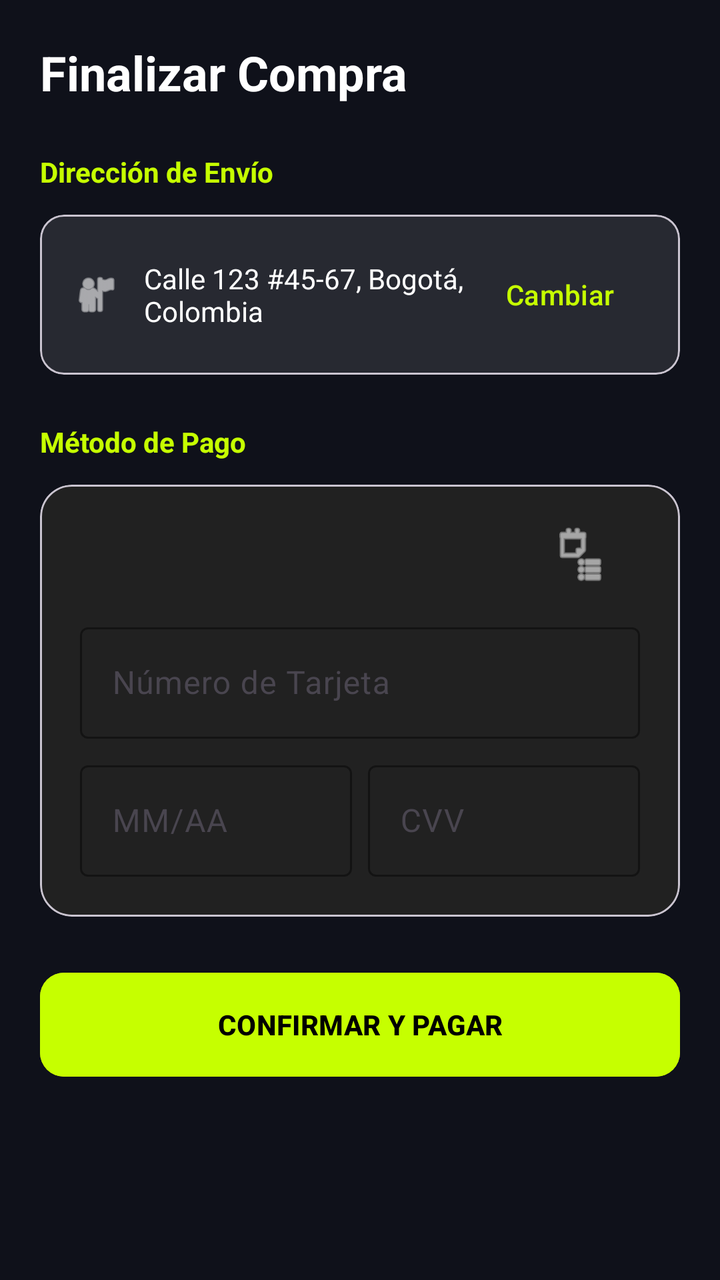
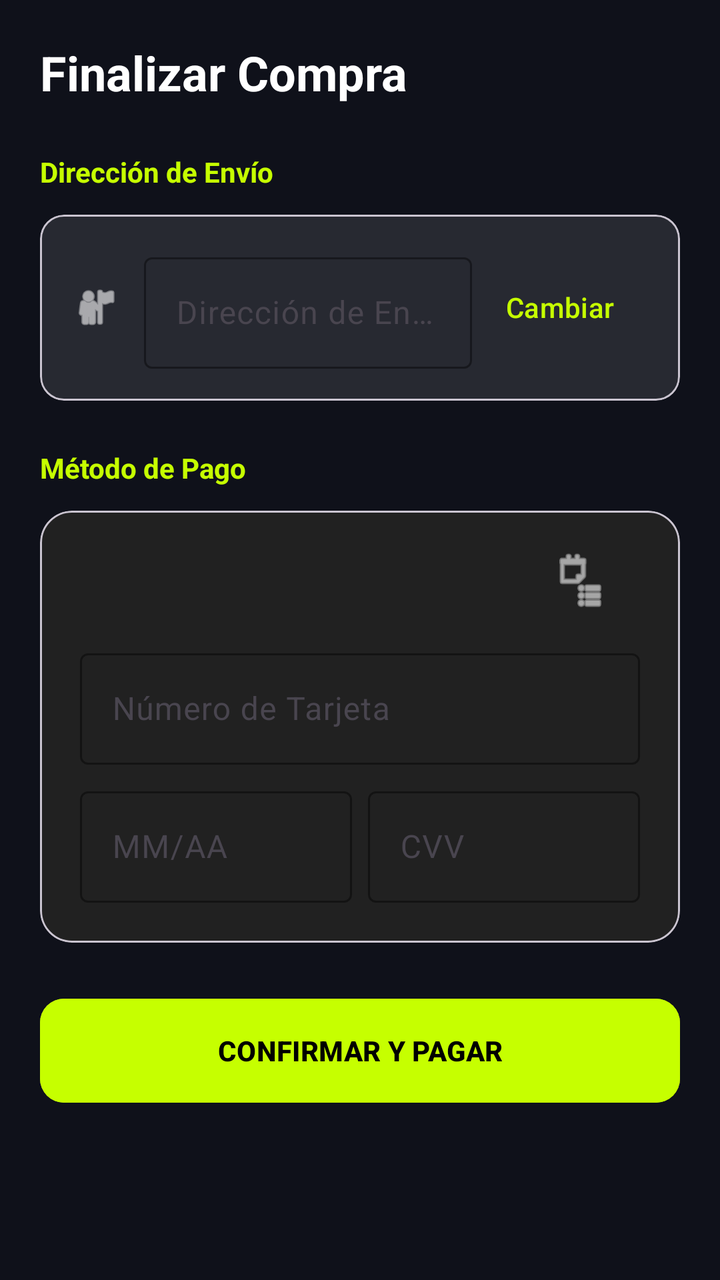

An Android layout rendered at two revisions. The XML below is the earlier revision; the diff shows what the commit changed to produce the second picture.
<!-- AndroidManifest.xml: application theme Theme.VoltCore -->
<!-- res/layout/fragment_checkout.xml -->
<?xml version="1.0" encoding="utf-8"?>
<androidx.core.widget.NestedScrollView xmlns:android="http://schemas.android.com/apk/res/android"
    xmlns:app="http://schemas.android.com/apk/res-auto"
    android:layout_width="match_parent"
    android:layout_height="match_parent"
    android:background="@color/volt_background">

    <LinearLayout
        android:layout_width="match_parent"
        android:layout_height="wrap_content"
        android:orientation="vertical"
        android:padding="20dp">

        <TextView
            android:layout_width="wrap_content"
            android:layout_height="wrap_content"
            android:text="Finalizar Compra"
            android:textColor="@color/white"
            android:textSize="24sp"
            android:textStyle="bold"
            android:layout_marginBottom="24dp"/>

        
        <TextView
            android:layout_width="wrap_content"
            android:layout_height="wrap_content"
            android:text="Dirección de Envío"
            android:textColor="@color/volt_primary"
            android:textStyle="bold"
            android:layout_marginBottom="12dp"/>

        <com.google.android.material.card.MaterialCardView
            android:layout_width="match_parent"
            android:layout_height="wrap_content"
            app:cardBackgroundColor="@color/glass_surface"
            app:cardCornerRadius="12dp"
            android:layout_marginBottom="24dp">
            <LinearLayout
                android:layout_width="match_parent"
                android:layout_height="wrap_content"
                android:orientation="horizontal"
                android:padding="16dp"
                android:gravity="center_vertical">
                <ImageView
                    android:layout_width="24dp"
                    android:layout_height="24dp"
                    android:src="@android:drawable/ic_menu_myplaces"
                    app:tint="@color/white"
                    android:contentDescription="Ubicación"/>
                <TextView
                    android:layout_width="0dp"
                    android:layout_height="wrap_content"
                    android:layout_weight="1"
                    android:layout_marginStart="12dp"
                    android:text="Calle 123 #45-67, Bogotá, Colombia"
                    android:textColor="@color/white" />
                <Button
                    style="@style/Widget.Material3.Button.TextButton"
                    android:layout_width="wrap_content"
                    android:layout_height="wrap_content"
                    android:text="Cambiar"
                    android:textColor="@color/volt_primary"/>
            </LinearLayout>
        </com.google.android.material.card.MaterialCardView>

        
        <TextView
            android:layout_width="wrap_content"
            android:layout_height="wrap_content"
            android:text="Método de Pago"
            android:textColor="@color/volt_primary"
            android:textStyle="bold"
            android:layout_marginBottom="12dp"/>

        <com.google.android.material.card.MaterialCardView
            android:layout_width="match_parent"
            android:layout_height="wrap_content"
            app:cardBackgroundColor="#212121"
            app:cardCornerRadius="16dp"
            android:layout_marginBottom="24dp">
            <LinearLayout
                android:layout_width="match_parent"
                android:layout_height="wrap_content"
                android:orientation="vertical"
                android:padding="20dp">
                <ImageView
                    android:layout_width="60dp"
                    android:layout_height="30dp"
                    android:layout_gravity="end"
                    android:src="@android:drawable/ic_menu_agenda"
                    app:tint="@color/white"
                    android:contentDescription="Tarjeta"/>
                <com.google.android.material.textfield.TextInputLayout
                    android:layout_width="match_parent"
                    android:layout_height="wrap_content"
                    android:hint="Número de Tarjeta"
                    style="@style/Widget.Material3.TextInputLayout.OutlinedBox"
                    android:layout_marginTop="16dp"
                    app:boxStrokeColor="@color/volt_primary"
                    app:hintTextColor="@color/volt_primary">
                    <com.google.android.material.textfield.TextInputEditText
                        android:layout_width="match_parent"
                        android:layout_height="wrap_content"
                        android:inputType="number"
                        android:textColor="@color/white" />
                </com.google.android.material.textfield.TextInputLayout>

                <LinearLayout
                    android:layout_width="match_parent"
                    android:layout_height="wrap_content"
                    android:orientation="horizontal"
                    android:layout_marginTop="8dp">
                    <com.google.android.material.textfield.TextInputLayout
                        android:layout_width="0dp"
                        android:layout_height="wrap_content"
                        android:layout_weight="1"
                        android:hint="MM/AA"
                        style="@style/Widget.Material3.TextInputLayout.OutlinedBox"
                        android:layout_marginEnd="8dp"
                        app:boxStrokeColor="@color/volt_primary"
                        app:hintTextColor="@color/volt_primary">
                        <com.google.android.material.textfield.TextInputEditText
                            android:layout_width="match_parent"
                            android:layout_height="wrap_content"
                            android:textColor="@color/white" />
                    </com.google.android.material.textfield.TextInputLayout>
                    <com.google.android.material.textfield.TextInputLayout
                        android:layout_width="0dp"
                        android:layout_height="wrap_content"
                        android:layout_weight="1"
                        android:hint="CVV"
                        style="@style/Widget.Material3.TextInputLayout.OutlinedBox"
                        app:boxStrokeColor="@color/volt_primary"
                        app:hintTextColor="@color/volt_primary">
                        <com.google.android.material.textfield.TextInputEditText
                            android:layout_width="match_parent"
                            android:layout_height="wrap_content"
                            android:inputType="numberPassword"
                            android:textColor="@color/white" />
                    </com.google.android.material.textfield.TextInputLayout>
                </LinearLayout>
            </LinearLayout>
        </com.google.android.material.card.MaterialCardView>

        <com.google.android.material.button.MaterialButton
            android:id="@+id/btnConfirmPayment"
            android:layout_width="match_parent"
            android:layout_height="60dp"
            android:text="CONFIRMAR Y PAGAR"
            android:backgroundTint="@color/volt_primary"
            android:textColor="@color/black"
            android:textStyle="bold"
            app:cornerRadius="12dp" />

        <ProgressBar
            android:id="@+id/pbPayment"
            android:layout_width="wrap_content"
            android:layout_height="wrap_content"
            android:layout_gravity="center"
            android:layout_marginTop="16dp"
            android:visibility="gone"
            android:indeterminateTint="@color/volt_primary" />

    </LinearLayout>
</androidx.core.widget.NestedScrollView>
<!-- resources referenced by this layout -->
<resources>
  <color name="black">#FF000000</color>
  <color name="glass_surface">#1AFFFFFF</color>
  <color name="volt_background">#0F111A</color>
  <color name="volt_primary">#C6FF00</color>
  <color name="white">#FFFFFFFF</color>
  <style name="Theme.VoltCore" parent="Base.Theme.VoltCore" />
  <style name="Base.Theme.VoltCore" parent="Theme.Material3.DayNight.NoActionBar">
          
          <item name="colorPrimary">@color/volt_primary</item>
          <item name="android:windowBackground">@color/volt_background</item>
          <item name="colorSurface">@color/glass_surface</item>
          <item name="colorOnSurface">@color/white</item>
      </style>
</resources>

<!-- the commit's change to res/layout/fragment_checkout.xml (unified diff, before → after) -->
@@ -47,13 +47,22 @@
                     android:src="@android:drawable/ic_menu_myplaces"
                     app:tint="@color/white"
                     android:contentDescription="Ubicación"/>
-                <TextView
+                <com.google.android.material.textfield.TextInputLayout
+                    android:id="@+id/tilShippingAddress"
                     android:layout_width="0dp"
                     android:layout_height="wrap_content"
                     android:layout_weight="1"
                     android:layout_marginStart="12dp"
-                    android:text="Calle 123 #45-67, Bogotá, Colombia"
-                    android:textColor="@color/white" />
+                    android:hint="Dirección de Envío"
+                    style="@style/Widget.Material3.TextInputLayout.OutlinedBox"
+                    app:boxStrokeColor="@color/volt_primary"
+                    app:hintTextColor="@color/volt_primary">
+                    <com.google.android.material.textfield.TextInputEditText
+                        android:id="@+id/etShippingAddress"
+                        android:layout_width="match_parent"
+                        android:layout_height="wrap_content"
+                        android:textColor="@color/white" />
+                </com.google.android.material.textfield.TextInputLayout>
                 <Button
                     style="@style/Widget.Material3.Button.TextButton"
                     android:layout_width="wrap_content"
